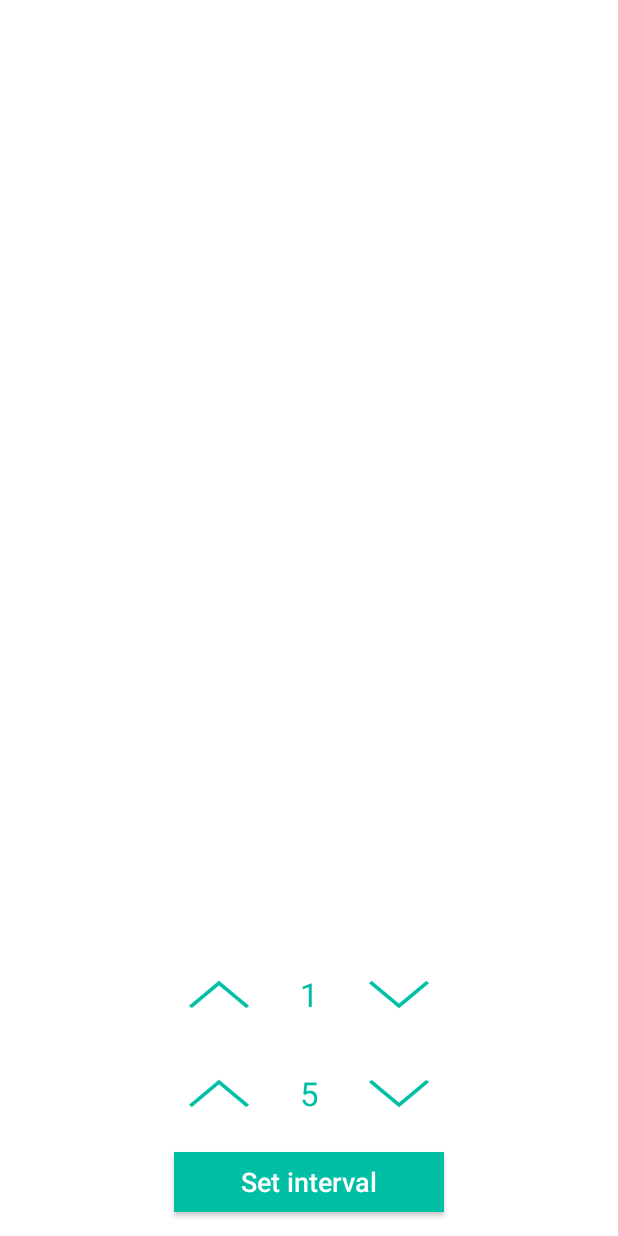
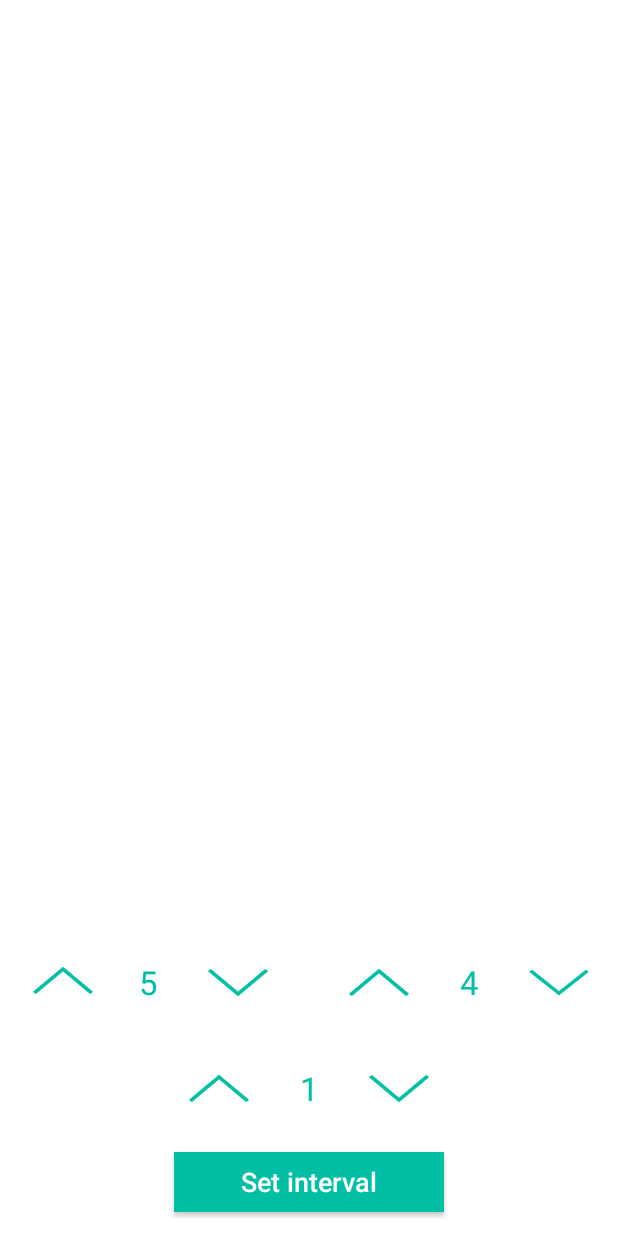
Before and after one commit to ArcusDeri/Interval-Runner, an Android app: the layout right_page.xml on its own in the app's theme, with its tools: preview values and no code run, on a phone screen of 412 x 824 dp. Run offline under Robolectric (Android 15) with nearby library versions, the phone set to English and light mode, and no system bars.

Commit message:
Update layout for training settings. Add controls to set rest time.

```diff
--- a/app/src/main/res/layout/right_page.xml
+++ b/app/src/main/res/layout/right_page.xml
@@ -29,8 +29,7 @@
         app:layout_constraintLeft_toLeftOf="parent"
         app:layout_constraintRight_toRightOf="parent"
         app:layout_constraintTop_toTopOf="parent"
-        app:layout_constraintVertical_bias="1.0"
-        tools:layout_editor_absoluteY="511dp" />
+        app:layout_constraintVertical_bias="1.0" />
 
     <TextView
         android:id="@+id/iterationsTv"
@@ -44,7 +43,7 @@
         android:textColor="@color/colorPrimaryDark"
         android:textIsSelectable="false"
         android:textSize="22sp"
-        android:layout_marginBottom="80dp"
+        android:layout_marginBottom="17dp"
         app:layout_constraintBottom_toTopOf="@+id/set_interval_button"
         android:layout_marginRight="8dp"
         app:layout_constraintRight_toRightOf="@+id/set_interval_button"
@@ -55,7 +54,7 @@
         android:id="@+id/secondsTv"
         android:layout_width="60dp"
         android:layout_height="50dp"
-        android:layout_marginBottom="14dp"
+        android:layout_marginBottom="88dp"
         android:background="@color/colorPrimary"
         android:maxLines="1"
         android:padding="10dp"
@@ -65,10 +64,11 @@
         android:textIsSelectable="false"
         android:textSize="22sp"
         app:layout_constraintBottom_toTopOf="@+id/set_interval_button"
+        android:layout_marginLeft="8dp"
+        app:layout_constraintLeft_toLeftOf="parent"
         android:layout_marginRight="8dp"
-        app:layout_constraintRight_toRightOf="@+id/set_interval_button"
-        android:layout_marginLeft="8dp"
-        app:layout_constraintLeft_toLeftOf="@+id/set_interval_button" />
+        app:layout_constraintRight_toRightOf="parent"
+        app:layout_constraintHorizontal_bias="0.181" />
 
     <ImageButton
         android:id="@+id/seconds_up_imgbtn"
@@ -80,9 +80,9 @@
         android:scaleY="0.75"
         android:src="@drawable/up_arrow"
         app:layout_constraintRight_toLeftOf="@+id/secondsTv"
-        android:layout_marginRight="0dp"
+        android:layout_marginRight="-3dp"
         app:layout_constraintTop_toTopOf="@+id/secondsTv"
-        android:layout_marginTop="0dp" />
+        android:layout_marginTop="-1dp" />
 
     <ImageButton
         android:id="@+id/iterations_up_imgbtn"
@@ -105,15 +105,15 @@
         android:id="@+id/seconds_down_imgbtn"
         android:layout_width="60dp"
         android:layout_height="50dp"
+        android:layout_marginLeft="0dp"
+        android:layout_marginTop="0dp"
         android:background="@color/colorPrimary"
         android:scaleType="fitXY"
         android:scaleX="0.75"
         android:scaleY="0.75"
         android:src="@drawable/down_arrow"
         app:layout_constraintLeft_toRightOf="@+id/secondsTv"
-        android:layout_marginLeft="0dp"
-        app:layout_constraintTop_toTopOf="@+id/secondsTv"
-        android:layout_marginTop="0dp" />
+        app:layout_constraintTop_toTopOf="@+id/secondsTv" />
 
     <ImageButton
         android:id="@+id/iterations_down_imgbtn"
@@ -132,4 +132,55 @@
         android:layout_marginTop="0dp"
         app:layout_constraintVertical_bias="0.0" />
 
+    <ImageButton
+        android:id="@+id/restseconds_up_imgbtn"
+        android:layout_width="60dp"
+        android:layout_height="50dp"
+        android:layout_marginBottom="0dp"
+        android:layout_marginRight="0dp"
+        android:layout_marginTop="0dp"
+        android:background="@color/colorPrimary"
+        android:scaleType="fitXY"
+        android:scaleX="0.75"
+        android:scaleY="0.75"
+        android:src="@drawable/up_arrow"
+        app:layout_constraintBottom_toBottomOf="@+id/restseconds_tv"
+        app:layout_constraintRight_toLeftOf="@+id/restseconds_tv"
+        app:layout_constraintTop_toTopOf="@+id/restseconds_tv"
+        app:layout_constraintVertical_bias="0.0" />
+
+    <ImageButton
+        android:id="@+id/restseconds_down_imgbtn"
+        android:layout_width="60dp"
+        android:layout_height="50dp"
+        android:layout_marginBottom="8dp"
+        android:layout_marginLeft="0dp"
+        android:layout_marginTop="0dp"
+        android:background="@color/colorPrimary"
+        android:scaleType="fitXY"
+        android:scaleX="0.75"
+        android:scaleY="0.75"
+        android:src="@mipmap/down_arrow"
+        app:layout_constraintBottom_toBottomOf="@+id/restseconds_tv"
+        app:layout_constraintLeft_toRightOf="@+id/restseconds_tv"
+        app:layout_constraintTop_toTopOf="@+id/restseconds_tv"
+        app:layout_constraintVertical_bias="0.0" />
+
+    <TextView
+        android:id="@+id/restseconds_tv"
+        android:layout_width="60dp"
+        android:layout_height="50dp"
+        android:padding="10dp"
+        android:text="4"
+        android:textAlignment="center"
+        android:textColor="@color/colorPrimaryDark"
+        android:textSize="22sp"
+        android:layout_marginBottom="88dp"
+        app:layout_constraintBottom_toTopOf="@+id/set_interval_button"
+        android:layout_marginLeft="8dp"
+        app:layout_constraintLeft_toLeftOf="parent"
+        android:layout_marginRight="8dp"
+        app:layout_constraintRight_toRightOf="parent"
+        app:layout_constraintHorizontal_bias="0.818" />
+
 </android.support.constraint.ConstraintLayout>
```
Also changed, not shown: 8 other files.
